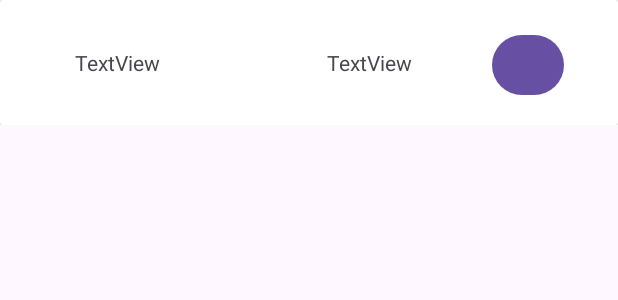
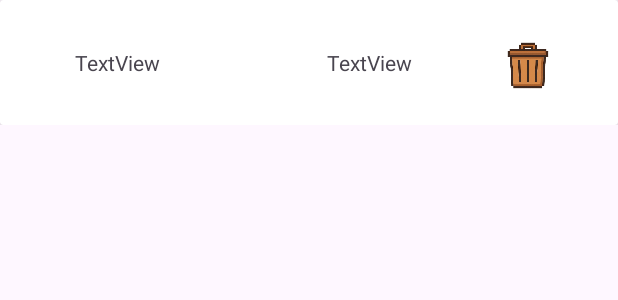
Before and after one commit to pokosku/Progetto-Embedded, an Android app: the layout recycler_view_row.xml on its own in the app's theme, with its tools: preview values and no code run, on a phone screen of 412 x 824 dp. Shown: the top 300 px of the screen. Run offline under Robolectric (Android 15) with nearby library versions, the phone set to English and light mode, and no system bars.

Commit message:
cambiato il bottone in favorite mettendoci un'immagine.

```diff
--- a/app/src/main/java/com/myapp/chefgpt/utils/RecipeAdapter.kt
+++ b/app/src/main/java/com/myapp/chefgpt/utils/RecipeAdapter.kt
@@ -5,6 +5,7 @@ import android.view.LayoutInflater
 import android.view.View
 import android.view.ViewGroup
 import android.widget.Button
+import android.widget.ImageButton
 import android.widget.TextView
 import android.widget.Toast
 import androidx.appcompat.app.AlertDialog
@@ -22,7 +23,7 @@ class RecipeAdapter(private var recipeList : List<Recipe> =
     class RecipeViewHolder(itemView: View) : RecyclerView.ViewHolder(itemView) {
         private val recipeNameTextView: TextView = itemView.findViewById(R.id.recipe_name)
         private val creationDateTextView: TextView = itemView.findViewById(R.id.creation_date)
-        private val deleteButton: Button = itemView.findViewById(R.id.delete_recipe_btn)
+        private val deleteButton: ImageButton = itemView.findViewById(R.id.delete_recipe_btn)
 
         fun bind(recipe: Recipe, mRecipeViewModel: RecipeViewModel){
             recipeNameTextView.text = recipe.name
--- a/app/src/main/res/layout/recycler_view_row.xml
+++ b/app/src/main/res/layout/recycler_view_row.xml
@@ -44,12 +44,14 @@
                 app:layout_constraintStart_toEndOf="@+id/guideLine"
                 app:layout_constraintTop_toTopOf="parent" />
 
-            <Button
+            <ImageButton
                 android:id="@+id/delete_recipe_btn"
                 android:layout_width="48dp"
                 android:layout_height="48dp"
                 android:layout_marginEnd="36dp"
-                android:text="Button"
+                android:src="@drawable/bin"
+                android:background="@null"
+                android:scaleType="fitCenter"
                 app:layout_constraintBottom_toBottomOf="parent"
                 app:layout_constraintEnd_toEndOf="parent"
                 app:layout_constraintTop_toTopOf="parent"
```
Also changed, not shown: app/src/main/res/drawable/bin.png (added).
